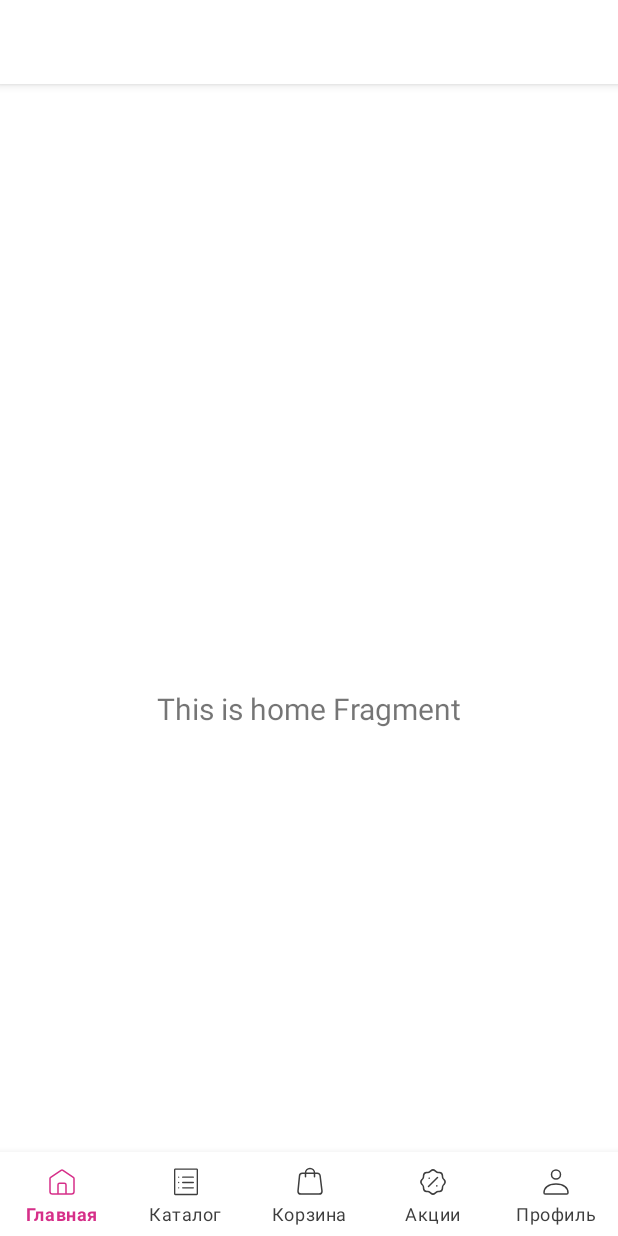
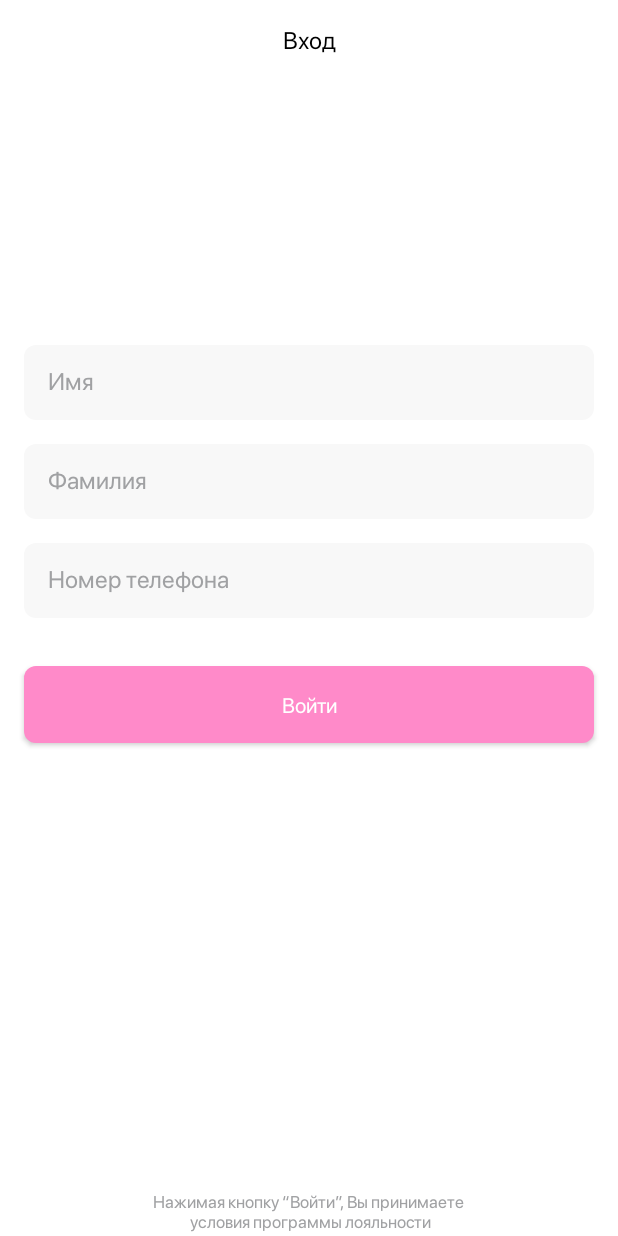
Before and after one commit to agathaK1710/Online_Shop, an Android app: the screen it shows after launch (MainActivity), on a phone screen of 412 x 824 dp. Run offline under Robolectric (Android 15) with nearby library versions, the phone set to English and light mode, and no system bars; our stand-ins replace navigation-ui.

Commit message:
srtuctured navigation in app

```diff
--- a/app/src/main/java/com/example/onlineshop/MainActivity.kt
+++ b/app/src/main/java/com/example/onlineshop/MainActivity.kt
@@ -3,16 +3,17 @@ package com.example.onlineshop
 import android.os.Bundle
 import androidx.appcompat.app.AppCompatActivity
 import androidx.core.view.WindowCompat
-import androidx.navigation.findNavController
-import androidx.navigation.ui.AppBarConfiguration
-import androidx.navigation.ui.setupActionBarWithNavController
-import androidx.navigation.ui.setupWithNavController
+import androidx.lifecycle.ViewModelProvider
 import com.example.onlineshop.databinding.ActivityMainBinding
-import com.google.android.material.bottomnavigation.BottomNavigationView
+import com.example.onlineshop.ui.login.LoginFragment
+import com.example.onlineshop.ui.login.LoginViewModel
 
 class MainActivity : AppCompatActivity() {
 
     private lateinit var binding: ActivityMainBinding
+    private val loginViewModel by lazy {
+        ViewModelProvider(this)[LoginViewModel::class.java]
+    }
 
     override fun onCreate(savedInstanceState: Bundle?) {
         super.onCreate(savedInstanceState)
@@ -21,19 +22,12 @@ class MainActivity : AppCompatActivity() {
         WindowCompat.getInsetsController(window, window.decorView).apply {
             isAppearanceLightStatusBars = true
         }
-        val navView: BottomNavigationView = binding.navView
-
-        val navController = findNavController(R.id.nav_host_fragment_activity_main)
-        val appBarConfiguration = AppBarConfiguration(
-            setOf(
-                R.id.navigation_main,
-                R.id.navigation_catalog,
-                R.id.navigation_cart,
-                R.id.navigation_sale,
-                R.id.navigation_profile
-            )
-        )
-        setupActionBarWithNavController(navController, appBarConfiguration)
-        navView.setupWithNavController(navController)
+        loginViewModel.currentUser.observe(this) { user ->
+            if (!user) {
+                supportFragmentManager.beginTransaction()
+                    .replace(R.id.fragment_container_main, LoginFragment())
+                    .commit()
+            }
+        }
     }
 }
--- a/app/src/main/java/com/example/onlineshop/ui/login/LoginFragment.kt
+++ b/app/src/main/java/com/example/onlineshop/ui/login/LoginFragment.kt
@@ -5,9 +5,13 @@ import android.view.LayoutInflater
 import android.view.View
 import android.view.ViewGroup
 import android.widget.TextView
+import androidx.appcompat.app.AppCompatActivity
 import androidx.fragment.app.Fragment
 import androidx.lifecycle.ViewModelProvider
+import androidx.navigation.fragment.findNavController
+import com.example.onlineshop.R
 import com.example.onlineshop.databinding.FragmentLoginBinding
+import com.example.onlineshop.ui.nav.NavigationFragment
 
 class LoginFragment : Fragment() {
 
@@ -19,17 +23,17 @@ class LoginFragment : Fragment() {
         container: ViewGroup?,
         savedInstanceState: Bundle?
     ): View {
-        val homeViewModel =
+        val loginViewModel =
             ViewModelProvider(this)[LoginViewModel::class.java]
-
         _binding = FragmentLoginBinding.inflate(inflater, container, false)
-        val root: View = binding.root
-
-        val textView: TextView = binding.textLogin
-        homeViewModel.text.observe(viewLifecycleOwner) {
-            textView.text = it
+        (requireActivity() as AppCompatActivity).supportActionBar?.hide()
+        binding.Buttonlogin.setOnClickListener {
+            loginViewModel.login()
+            (requireActivity() as AppCompatActivity).supportActionBar?.show()
+            activity?.supportFragmentManager?.beginTransaction()
+                ?.replace(R.id.fragment_container_main, NavigationFragment())?.commit()
         }
-        return root
+        return binding.root
     }
 
     override fun onDestroyView() {
--- a/app/src/main/java/com/example/onlineshop/ui/login/LoginViewModel.kt
+++ b/app/src/main/java/com/example/onlineshop/ui/login/LoginViewModel.kt
@@ -6,8 +6,12 @@ import androidx.lifecycle.ViewModel
 
 class LoginViewModel : ViewModel() {
 
-    private val _text = MutableLiveData<String>().apply {
-        value = "This is home Fragment"
+    private val _currentUser = MutableLiveData<Boolean>().apply {
+        value = false
     }
-    val text: LiveData<String> = _text
+    val currentUser: LiveData<Boolean> = _currentUser
+
+    fun login(){
+        _currentUser.value = true
+    }
 }
--- /dev/null
+++ b/app/src/main/java/com/example/onlineshop/ui/nav/NavigationFragment.kt
@@ -0,0 +1,59 @@
+package com.example.onlineshop.ui.nav
+
+import android.os.Bundle
+import androidx.fragment.app.Fragment
+import android.view.LayoutInflater
+import android.view.View
+import android.view.ViewGroup
+import androidx.appcompat.app.AppCompatActivity
+import androidx.navigation.findNavController
+import androidx.navigation.fragment.NavHostFragment
+import androidx.navigation.fragment.findNavController
+import androidx.navigation.ui.AppBarConfiguration
+import androidx.navigation.ui.NavigationUI.setupActionBarWithNavController
+import androidx.navigation.ui.setupActionBarWithNavController
+import androidx.navigation.ui.setupWithNavController
+import com.example.onlineshop.MainActivity
+import com.example.onlineshop.R
+import com.example.onlineshop.databinding.FragmentNavigationBinding
+import com.google.android.material.bottomnavigation.BottomNavigationView
+
+class NavigationFragment : Fragment() {
+    private var _binding: FragmentNavigationBinding? = null
+    private val binding get() = _binding!!
+
+    override fun onCreateView(
+        inflater: LayoutInflater, container: ViewGroup?,
+        savedInstanceState: Bundle?
+    ): View {
+        _binding = FragmentNavigationBinding.inflate(inflater, container, false)
+        return binding.root
+    }
+
+    override fun onViewCreated(view: View, savedInstanceState: Bundle?) {
+        super.onViewCreated(view, savedInstanceState)
+        val appCompat = requireActivity() as AppCompatActivity
+        val navHostFragment = childFragmentManager.findFragmentById(R.id.nav_host_fragment) as NavHostFragment
+        val navController = navHostFragment.navController
+        val appBarConfiguration = AppBarConfiguration(
+            setOf(
+                R.id.navigation_main,
+                R.id.navigation_catalog,
+                R.id.navigation_cart,
+                R.id.navigation_sale,
+                R.id.navigation_profile
+            )
+        )
+        setupActionBarWithNavController(
+            appCompat,
+            navController,
+            appBarConfiguration
+        )
+        binding.navView.setupWithNavController(navController)
+    }
+
+    override fun onDestroyView() {
+        super.onDestroyView()
+        _binding = null
+    }
+}
--- /dev/null
+++ b/app/src/main/res/drawable/rounded_8dp.xml
@@ -0,0 +1,8 @@
+<?xml version="1.0" encoding="utf-8"?>
+<shape xmlns:android="http://schemas.android.com/apk/res/android"
+    android:shape="rectangle"
+    android:padding="10dp">
+
+    <solid android:color="@color/light_grey" />
+    <corners android:radius="8dp"/>
+</shape>
--- a/app/src/main/res/layout/activity_main.xml
+++ b/app/src/main/res/layout/activity_main.xml
@@ -1,34 +1,13 @@
-<?xml version="1.0" encoding="utf-8"?>
-<androidx.constraintlayout.widget.ConstraintLayout xmlns:android="http://schemas.android.com/apk/res/android"
-    xmlns:app="http://schemas.android.com/apk/res-auto"
-    android:id="@+id/container"
+<LinearLayout xmlns:android="http://schemas.android.com/apk/res/android"
+    xmlns:tools="http://schemas.android.com/tools"
     android:layout_width="match_parent"
     android:layout_height="match_parent"
-    android:paddingTop="?attr/actionBarSize">
+    android:orientation="vertical"
+    tools:context=".MainActivity">
 
-    <com.google.android.material.bottomnavigation.BottomNavigationView
-        android:id="@+id/nav_view"
-        android:layout_width="0dp"
-        android:layout_height="wrap_content"
-        android:layout_marginStart="0dp"
-        android:layout_marginEnd="0dp"
-        android:background="?android:attr/windowBackground"
-        app:layout_constraintBottom_toBottomOf="parent"
-        app:layout_constraintLeft_toLeftOf="parent"
-        app:layout_constraintRight_toRightOf="parent"
-        app:labelVisibilityMode="labeled"
-        app:menu="@menu/bottom_nav_menu" />
-
-    <fragment
-        android:id="@+id/nav_host_fragment_activity_main"
-        android:name="androidx.navigation.fragment.NavHostFragment"
+    <androidx.fragment.app.FragmentContainerView
+        android:id="@+id/fragment_container_main"
+        android:name="com.example.onlineshop.ui.nav.NavigationFragment"
         android:layout_width="match_parent"
-        android:layout_height="match_parent"
-        app:defaultNavHost="true"
-        app:layout_constraintBottom_toTopOf="@id/nav_view"
-        app:layout_constraintLeft_toLeftOf="parent"
-        app:layout_constraintRight_toRightOf="parent"
-        app:layout_constraintTop_toTopOf="parent"
-        app:navGraph="@navigation/mobile_navigation" />
-
-</androidx.constraintlayout.widget.ConstraintLayout>
+        android:layout_height="match_parent" />
+</LinearLayout>
--- a/app/src/main/res/layout/fragment_login.xml
+++ b/app/src/main/res/layout/fragment_login.xml
@@ -7,16 +7,82 @@
     tools:context=".ui.login.LoginFragment">
 
     <TextView
-        android:id="@+id/text_login"
-        android:layout_width="match_parent"
+        android:id="@+id/loginTitle"
+        android:layout_width="wrap_content"
         android:layout_height="wrap_content"
-        android:layout_marginStart="8dp"
-        android:layout_marginTop="8dp"
-        android:layout_marginEnd="8dp"
-        android:textAlignment="center"
-        android:textSize="20sp"
-        app:layout_constraintBottom_toBottomOf="parent"
+        android:text="@string/login"
+        android:fontFamily="@font/sf_pro_display"
+        android:textSize="16sp"
+        android:textColor="@color/black"
+        android:layout_marginTop="15dp"
         app:layout_constraintEnd_toEndOf="parent"
         app:layout_constraintStart_toStartOf="parent"
         app:layout_constraintTop_toTopOf="parent" />
+
+    <EditText
+        android:id="@+id/editTextName"
+        style="@style/EditTextStyle"
+        android:hint="@string/name"
+        android:inputType="text"
+        android:layout_marginTop="193dp"
+        app:layout_constraintEnd_toEndOf="parent"
+        app:layout_constraintHorizontal_bias="0.497"
+        app:layout_constraintStart_toStartOf="parent"
+        app:layout_constraintTop_toBottomOf="@+id/loginTitle" />
+
+    <EditText
+        android:id="@+id/editTextSurname"
+        style="@style/EditTextStyle"
+        android:layout_marginTop="16dp"
+        android:inputType="text"
+        android:hint="@string/surname"
+        app:layout_constraintEnd_toEndOf="parent"
+        app:layout_constraintHorizontal_bias="0.497"
+        app:layout_constraintStart_toStartOf="parent"
+        app:layout_constraintTop_toBottomOf="@+id/editTextName" />
+
+    <EditText
+        android:id="@+id/editTextPhone"
+        style="@style/EditTextStyle"
+        android:layout_marginTop="16dp"
+        android:inputType="phone"
+        android:hint="@string/phone_number"
+        app:layout_constraintEnd_toEndOf="parent"
+        app:layout_constraintHorizontal_bias="0.497"
+        app:layout_constraintStart_toStartOf="parent"
+        app:layout_constraintTop_toBottomOf="@+id/editTextSurname" />
+
+    <androidx.appcompat.widget.AppCompatButton
+        android:id="@+id/Buttonlogin"
+        android:layout_width="match_parent"
+        android:layout_height="51dp"
+        android:layout_marginTop="32dp"
+        android:layout_marginHorizontal="16dp"
+        android:text="@string/to_login"
+        android:textColor="@color/white"
+        android:fontFamily="@font/sf_pro_display"
+        android:textAllCaps="false"
+        android:textSize="14sp"
+        android:background="@drawable/rounded_8dp"
+        android:backgroundTint="@color/light_pink"
+        android:clickable="false"
+        app:layout_constraintEnd_toEndOf="parent"
+        app:layout_constraintHorizontal_bias="0.498"
+        app:layout_constraintStart_toStartOf="parent"
+        app:layout_constraintTop_toBottomOf="@+id/editTextPhone" />
+
+    <TextView
+        android:id="@+id/loyalty"
+        android:layout_width="match_parent"
+        android:layout_height="wrap_content"
+        android:text="@string/loyalty_text"
+        android:fontFamily="@font/sf_pro_display"
+        android:textSize="11sp"
+        android:textColor="@color/middle_grey"
+        android:gravity="center_horizontal"
+        android:layout_marginBottom="2dp"
+        app:layout_constraintBottom_toBottomOf="parent"
+        app:layout_constraintEnd_toEndOf="parent"
+        app:layout_constraintStart_toStartOf="parent" />
+
 </androidx.constraintlayout.widget.ConstraintLayout>
--- /dev/null
+++ b/app/src/main/res/layout/fragment_navigation.xml
@@ -0,0 +1,34 @@
+<?xml version="1.0" encoding="utf-8"?>
+<androidx.constraintlayout.widget.ConstraintLayout xmlns:android="http://schemas.android.com/apk/res/android"
+    xmlns:app="http://schemas.android.com/apk/res-auto"
+    android:id="@+id/container"
+    android:layout_width="match_parent"
+    android:layout_height="match_parent"
+    android:paddingTop="?attr/actionBarSize">
+
+    <com.google.android.material.bottomnavigation.BottomNavigationView
+        android:id="@+id/nav_view"
+        android:layout_width="0dp"
+        android:layout_height="wrap_content"
+        android:layout_marginStart="0dp"
+        android:layout_marginEnd="0dp"
+        android:background="?android:attr/windowBackground"
+        app:layout_constraintBottom_toBottomOf="parent"
+        app:layout_constraintLeft_toLeftOf="parent"
+        app:layout_constraintRight_toRightOf="parent"
+        app:labelVisibilityMode="labeled"
+        app:menu="@menu/bottom_nav_menu" />
+
+    <fragment
+        android:id="@+id/nav_host_fragment"
+        android:name="androidx.navigation.fragment.NavHostFragment"
+        android:layout_width="match_parent"
+        android:layout_height="match_parent"
+        app:defaultNavHost="true"
+        app:layout_constraintBottom_toTopOf="@id/nav_view"
+        app:layout_constraintLeft_toLeftOf="parent"
+        app:layout_constraintRight_toRightOf="parent"
+        app:layout_constraintTop_toTopOf="parent"
+        app:navGraph="@navigation/mobile_navigation" />
+
+</androidx.constraintlayout.widget.ConstraintLayout>
--- a/app/src/main/res/navigation/mobile_navigation.xml
+++ b/app/src/main/res/navigation/mobile_navigation.xml
@@ -3,13 +3,7 @@
     xmlns:app="http://schemas.android.com/apk/res-auto"
     xmlns:tools="http://schemas.android.com/tools"
     android:id="@+id/mobile_navigation"
-    app:startDestination="@+id/navigation_login">
-
-    <fragment
-        android:id="@+id/navigation_login"
-        android:name="com.example.onlineshop.ui.login.LoginFragment"
-        android:label="@string/title_login"
-        tools:layout="@layout/fragment_login" />
+    app:startDestination="@+id/navigation_main">
 
     <fragment
         android:id="@+id/navigation_main"
--- a/app/src/main/res/values/strings.xml
+++ b/app/src/main/res/values/strings.xml
@@ -6,4 +6,12 @@
     <string name="title_profile">Профиль</string>
     <string name="title_sale">Акции</string>
     <string name="title_catalog">Каталог</string>
+    <string name="name">Имя</string>
+    <string name="surname">Фамилия</string>
+    <string name="phone_number">Номер телефона</string>
+    <string name="to_login">Войти</string>
+    <string name="login">Вход</string>
+    <string name="loyalty_text">Нажимая кнопку “Войти”, Вы принимаете \n условия программы лояльности</string>
+    <!-- TODO: Remove or change this placeholder text -->
+    <string name="hello_blank_fragment">Hello blank fragment</string>
 </resources>
--- a/app/src/main/res/values/style.xml
+++ b/app/src/main/res/values/style.xml
@@ -1,5 +1,5 @@
 <?xml version="1.0" encoding="utf-8"?>
-<resources>
+<resources xmlns:tools="http://schemas.android.com/tools">
     <style name="BottomNavigationViewStyle" parent="Widget.MaterialComponents.BottomNavigationView.Colored">
         <item name="android:background">@color/bottom_nav_colors</item>
         <item name="itemTextColor">@color/bottom_nav_colors</item>
@@ -7,4 +7,15 @@
         <item name="fontFamily">@font/sf_pro_display</item>
     </style>
 
+    <style name="EditTextStyle" parent="@android:style/Widget.EditText">
+        <item name="android:textColor">@color/black</item>
+        <item name="android:fontFamily">@font/sf_pro_display</item>
+        <item name="android:textSize">16sp</item>
+        <item name="android:layout_width">match_parent</item>
+        <item name="android:layout_height">50dp</item>
+        <item name="android:layout_marginHorizontal" tools:ignore="NewApi">16dp</item>
+        <item name="android:background">@drawable/rounded_8dp</item>
+        <item name="android:padding">16dp</item>
+        <item name="android:textColorHint">@color/middle_grey</item>
+    </style>
 </resources>
```
